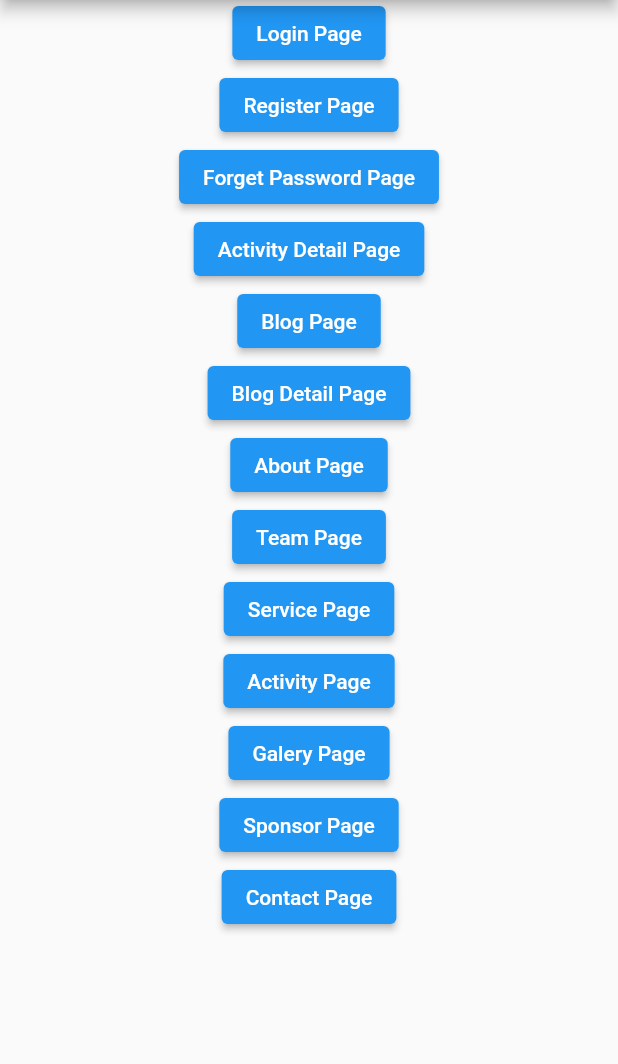
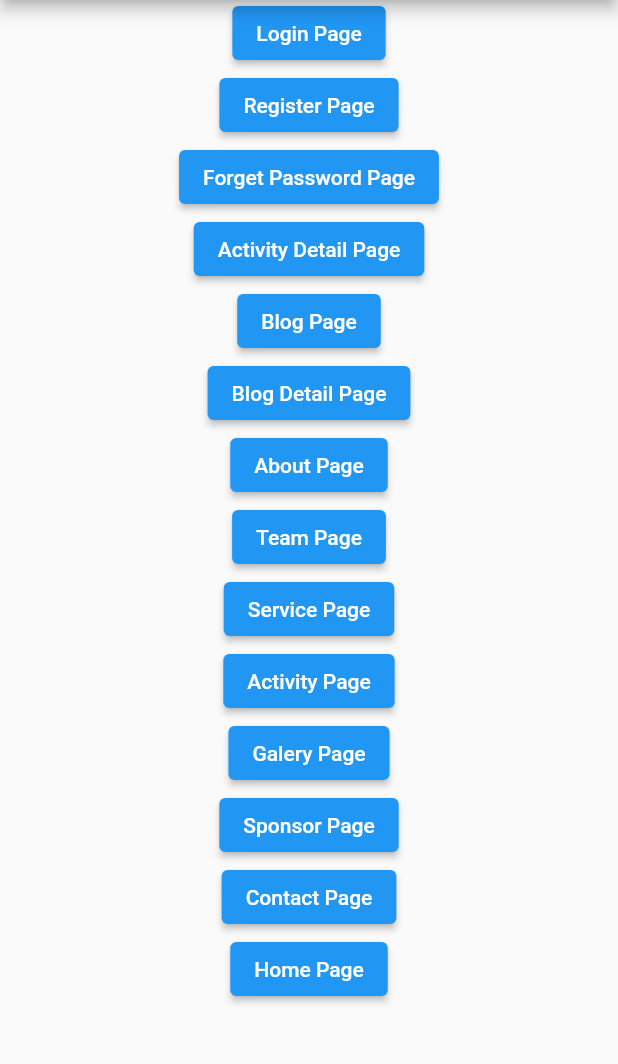
Before and after one commit to emirgzc/fungimobil, a Flutter app: the screen it shows after launch, on a phone screen of 412 x 824 dp, the part 84-1148 px from its top. Run offline on Flutter 3.47's test engine with Material 2 defaults, Android fonts, the phone set to English and light mode, and no system bars; our stand-ins replace cached_network_image, flutter_screenutil, flutter_svg.

Commit message:
home page routes added

```diff
--- a/lib/main.dart
+++ b/lib/main.dart
@@ -120,6 +120,12 @@ class DemoPage extends StatelessWidget {
                 Navigator.pushNamed(context, Routes.contactPage);
               },
             ),
+            buildButton(
+              'Home Page',
+              () {
+                Navigator.pushNamed(context, Routes.homePage);
+              },
+            ),
           ],
         ),
       ),
--- a/lib/routes.dart
+++ b/lib/routes.dart
@@ -7,6 +7,7 @@ import 'package:fungimobil/pages/blog/blog_page.dart';
 import 'package:fungimobil/pages/blog_detail/blog_detail_page.dart';
 import 'package:fungimobil/pages/contact/contact_page.dart';
 import 'package:fungimobil/pages/galery/galery_page.dart';
+import 'package:fungimobil/pages/home/home_page.dart';
 import 'package:fungimobil/pages/login_register/forget_password_page.dart';
 import 'package:fungimobil/pages/login_register/login_page.dart';
 import 'package:fungimobil/main.dart';
@@ -29,6 +30,7 @@ class Routes {
   static const String galeryPage = '/galeryPage';
   static const String sponsorPage = '/sponsorPage';
   static const String contactPage = '/contactPage';
+  static const String homePage = '/homePage';
 
   static Route? onGenerateRoute(RouteSettings settings) {
     late Widget page;
@@ -75,6 +77,9 @@ class Routes {
       case contactPage:
         page = const ContactPage();
         break;
+      case homePage:
+        page = HomePage();
+        break;
     }
 
     return MaterialPageRoute(
```
Also changed, not shown: pubspec.lock.
